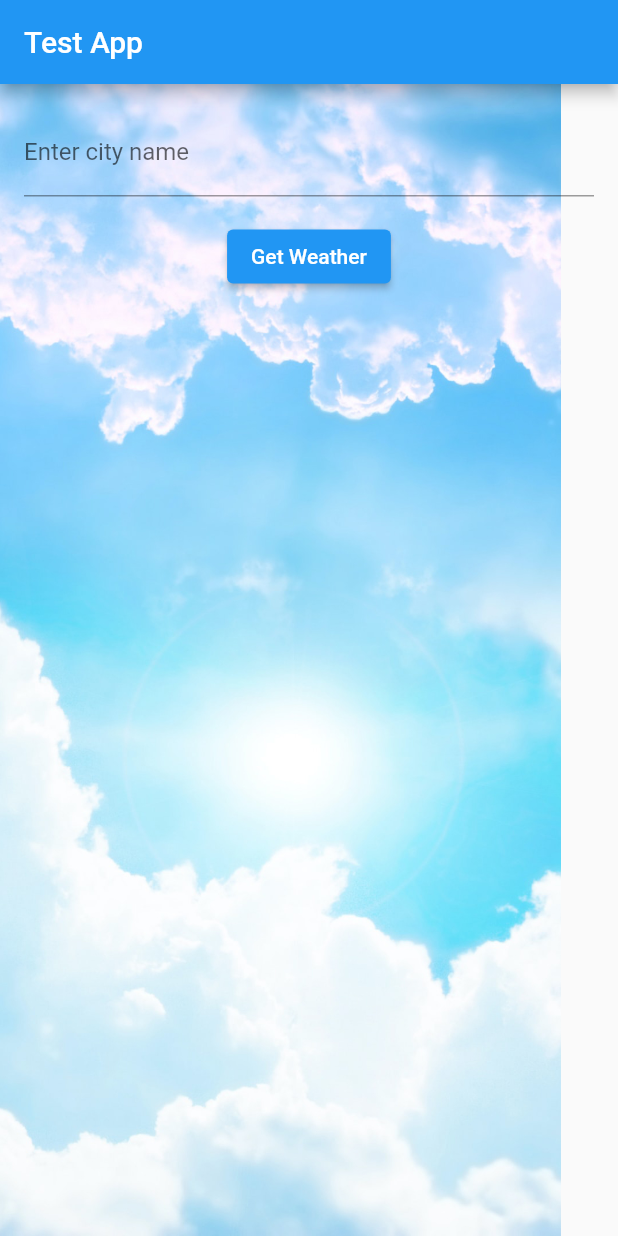
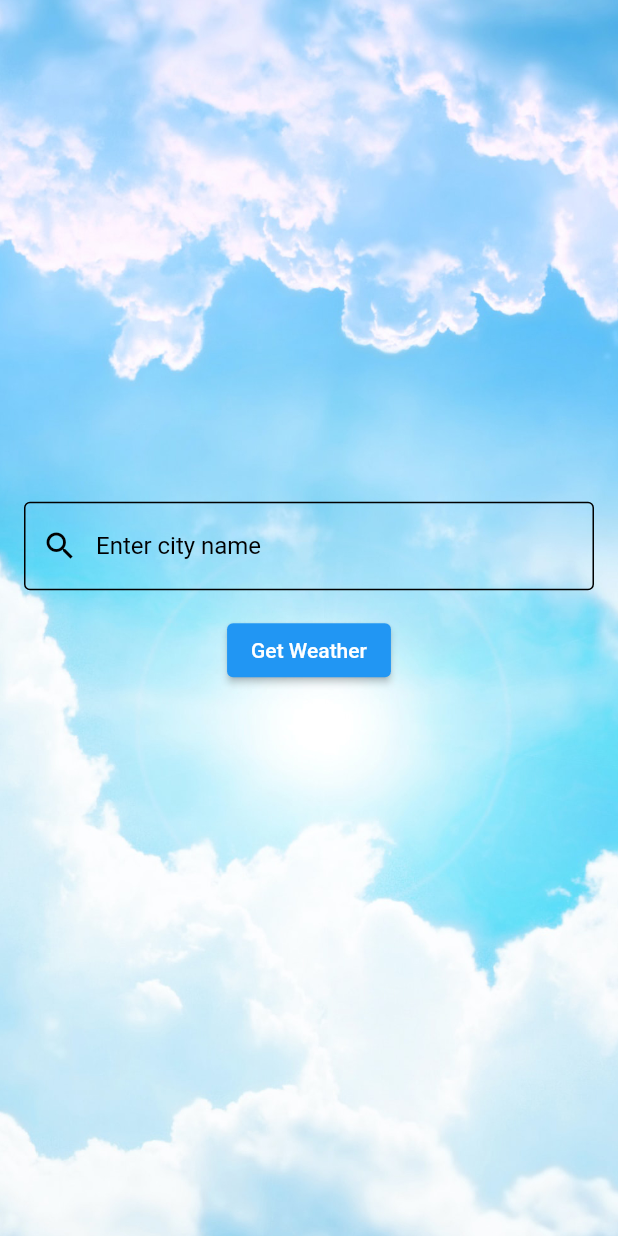
Before and after one commit to tom-kelly25/WeatherAppFlutter, a Flutter app: the screen it shows after launch, on a phone screen of 412 x 824 dp. Run offline on Flutter 3.47's test engine with Material 2 defaults, Android fonts, the phone set to English and light mode, and no system bars.

Commit message:
16:50 25/03

```diff
--- a/weatherapp/lib/main.dart
+++ b/weatherapp/lib/main.dart
@@ -14,9 +14,6 @@ class MyApp extends StatelessWidget {
   Widget build(BuildContext context) {
     return MaterialApp(
       title: 'Weather App',
-      theme: ThemeData(
-        primarySwatch: Colors.blue,
-      ),
       home: WeatherPage(),
     );
   }
--- a/weatherapp/lib/screens/weather_page.dart
+++ b/weatherapp/lib/screens/weather_page.dart
@@ -25,25 +25,32 @@ class _WeatherPageState extends State<WeatherPage> {
   @override
   Widget build(BuildContext context) {
     return Scaffold(
-      appBar: AppBar(
-        title: Text('Test App'),
-      ),
       body: Container(
-        child: Stack(
-          children: [
-            Image.asset(
-              'assets/images/sunny.png',
+        decoration: BoxDecoration(
+          image: DecorationImage(
+            image: AssetImage('assets/images/sunny.png'),
             fit: BoxFit.cover,
           ),
-            Padding(
+        ),
+        child: Padding(
           padding: const EdgeInsets.all(16.0),
           child: Column(
-                crossAxisAlignment: CrossAxisAlignment.center,
+            mainAxisAlignment: MainAxisAlignment.center,
             children: [
               TextField(
                 controller: _cityController,
                 decoration: InputDecoration(
                   labelText: 'Enter city name',
+                  labelStyle: TextStyle(color: Colors.black),
+                  border: OutlineInputBorder(),
+                  prefixIcon: Icon(Icons.search, color: Colors.black),
+                  enabledBorder: OutlineInputBorder(
+                    borderSide: BorderSide(color: Colors.black),
+                  ),
+                  focusedBorder: OutlineInputBorder(
+                    borderSide: BorderSide(color: Colors.black),
+                  ),
+                  hoverColor: Colors.black,
                 ),
               ),
               SizedBox(height: 16.0),
@@ -51,36 +58,34 @@ class _WeatherPageState extends State<WeatherPage> {
                 onPressed: _getWeatherData,
                 child: Text('Get Weather'),
               ),
-                  SizedBox(height: 16.0),
+              SizedBox(height: 32.0),
               if (_weather != null) ...[
                 Text(
                   _weather!.city,
                   style: TextStyle(
-                        fontSize: 24.0,
+                    fontSize: 36.0,
                     fontWeight: FontWeight.bold,
                   ),
                 ),
-                    SizedBox(height: 8.0),
+                SizedBox(height: 16.0),
                 Text(
                   '${_weather!.temperature.toStringAsFixed(1)}°C',
-                      style: TextStyle(fontSize: 16.0),
+                  style: TextStyle(fontSize: 24.0),
                 ),
-                    SizedBox(height: 8.0),
+                SizedBox(height: 16.0),
                 Text(
                   _weather!.description,
+                  style: TextStyle(fontSize: 24.0),
+                ),
+                SizedBox(height: 16.0),
+                Text(
+                  'Last updated: ${DateFormat('dd/MM/yyyy').add_jm().format(DateTime.now())}',
                   style: TextStyle(fontSize: 16.0),
-                    ),
-                    SizedBox(height: 8.0),
-                    Text(
-                      'Last updated: ${DateFormat.yMd().add_jm().format(DateTime.now())}',
-                      style: TextStyle(fontSize: 12.0),
                 ),
               ],
             ],
           ),
         ),
-          ],
-        ),
       ),
     );
   }
```
Lines whose indentation alone changed are shown as unchanged.
